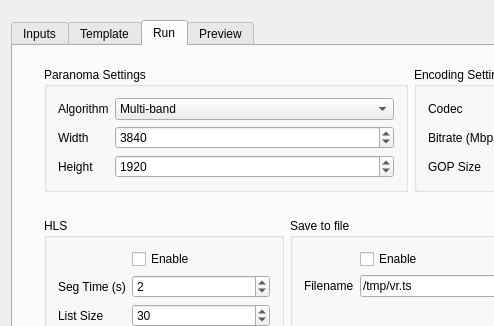
First picture: the form in apps/livestitching/mainwindow.ui, repository blahgeek/OpenCV-octVR, before the edit; both pictures show x 0 to 494 and y 0 to 326 of the 821 by 575 pixel window.
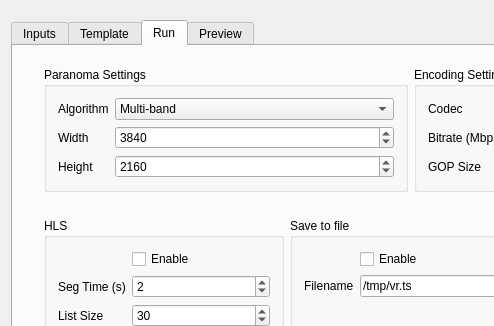
Second picture: the form after the edit.

Commit message: fix libdl linker

```diff
--- a/apps/livestitching/mainwindow.ui
+++ b/apps/livestitching/mainwindow.ui
@@ -210,7 +210,7 @@
                 <number>3840</number>
                </property>
                <property name="value">
-                <number>1920</number>
+                <number>2160</number>
                </property>
               </widget>
              </item>
```
The commit also changes 1 other file.
